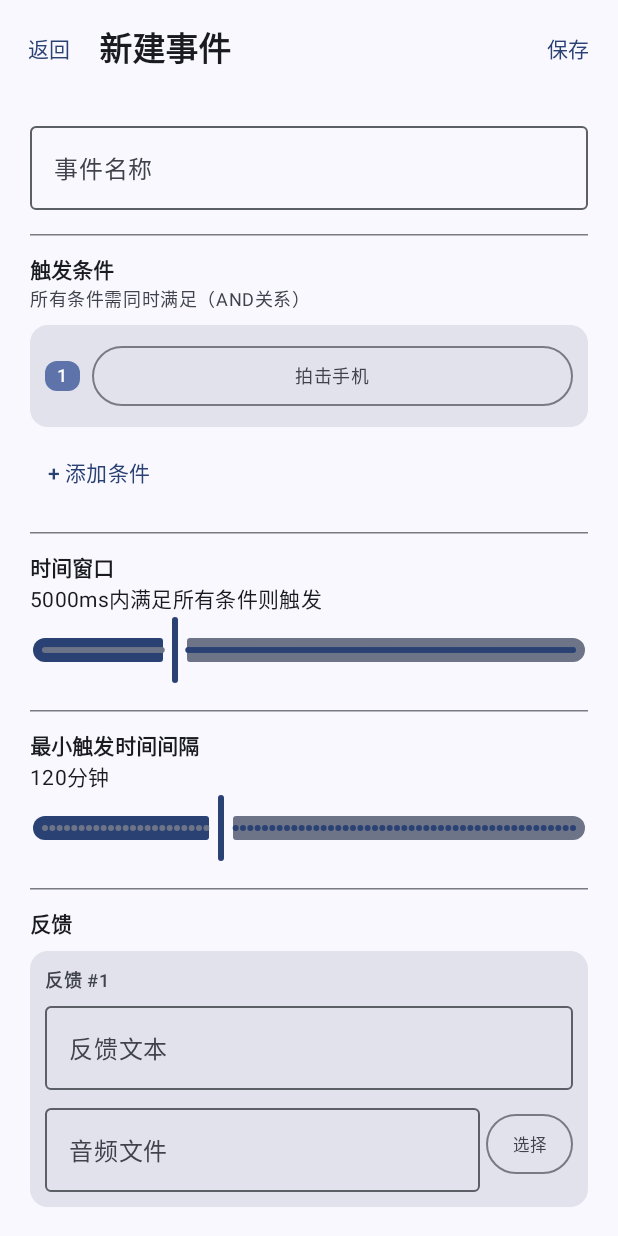
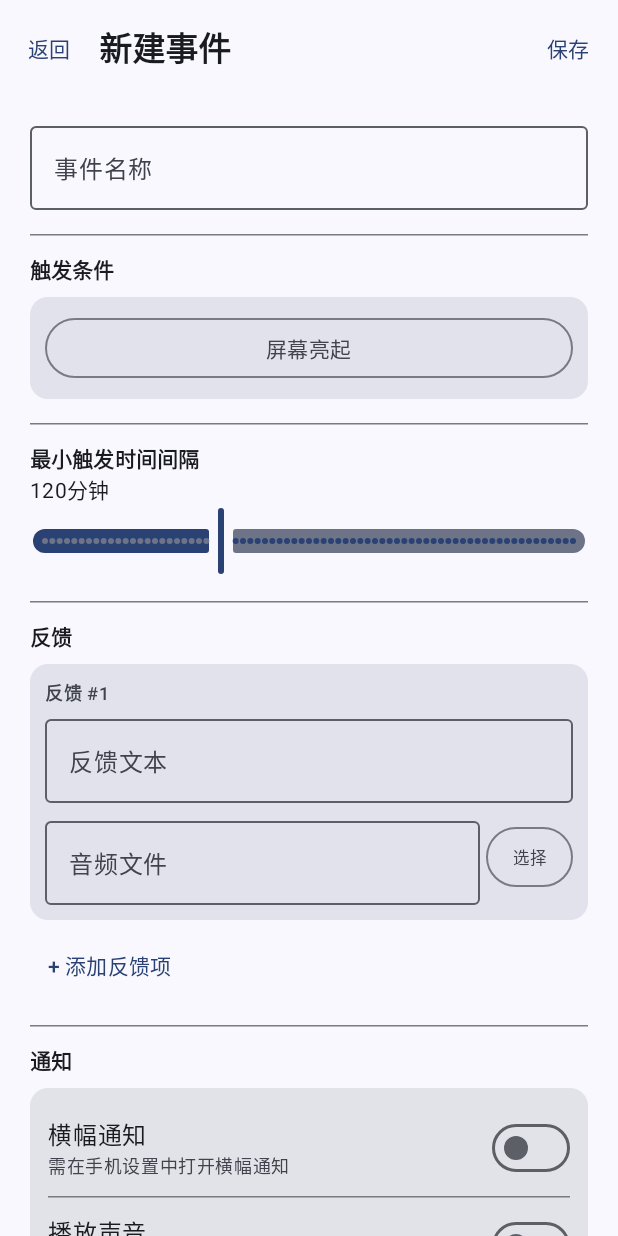
Before and after one commit to ye0619/Pat, an Android app built with Jetpack Compose: the composable NewEventScreen shown on its own in the app's theme, on a phone screen of 412 x 824 dp. Run offline under Robolectric (Android 15) with nearby library versions, the light colour scheme and no system bars.

Commit message:
fix:事件触发逻辑

```diff
--- a/app/src/main/java/com/example/pat/MainActivity.kt
+++ b/app/src/main/java/com/example/pat/MainActivity.kt
@@ -22,6 +22,7 @@ import com.example.pat.service.CompanionForegroundService
 import com.example.pat.ui.EditEventScreen
 import com.example.pat.ui.EventListScreen
 import com.example.pat.ui.HomeScreen
+import com.example.pat.ui.ClickTracker
 import com.example.pat.ui.NewEventScreen
 import com.example.pat.ui.PresetEditScreen
 import com.example.pat.ui.navigation.Screen
@@ -56,6 +57,7 @@ class MainActivity : ComponentActivity() {
         setContent {
             val screen = currentScreen; refreshTrigger
             PatTheme {
+                ClickTracker {
                 when (screen) {
                     is Screen.Home -> {
                         val svc = CompanionForegroundServiceHolder.instance
@@ -123,6 +125,7 @@ class MainActivity : ComponentActivity() {
                         )
                     }
                 }
+                }
             }
         }
         Log.i(TAG, "MainActivity v4 unified events created")
--- a/app/src/main/java/com/example/pat/engine/RuleEngineV2.kt
+++ b/app/src/main/java/com/example/pat/engine/RuleEngineV2.kt
@@ -146,11 +146,11 @@ class RuleEngineV2(
     }
 
     private fun evaluateEventDefinitions(atomicType: AtomicEventType, now: Long): List<PriorityResolver.MatchedRule> {
+        // 只评估条件中包含当前事件类型的自定义事件，避免无关事件触发误判
         val defs = definitionRepository.loadAll()
-            .filter { it.enabled && !it.isPreset && it.conditions.isNotEmpty() }
+            .filter { it.enabled && !it.isPreset && it.conditions.any { c -> c.atomicType == atomicType } }
 
         return defs.mapNotNull { def ->
-            // 所有条件 AND：全部满足才触发
             val satisfied = if (def.conditions.size == 1)
                 evaluator.evaluate(def.conditions.first(), def.timeWindowMs, now)
             else
--- a/app/src/main/java/com/example/pat/event/AtomicEvent.kt
+++ b/app/src/main/java/com/example/pat/event/AtomicEvent.kt
@@ -77,8 +77,11 @@ sealed class AtomicEvent {
         val hour: Int
     ) : AtomicEvent()
 
-    /** 屏幕点击（需要无障碍服务，默认关闭） */
+    /** 屏幕点击（应用内检测） */
     data class Click(override val timestamp: Long) : AtomicEvent()
+
+    /** 长按屏幕（应用内检测） */
+    data class LongPress(override val timestamp: Long) : AtomicEvent()
 }
 
 /**
@@ -96,4 +99,5 @@ fun AtomicEvent.toType(): AtomicEventType = when (this) {
     is AtomicEvent.LongUsage -> AtomicEventType.LONG_USAGE
     is AtomicEvent.LateNight -> AtomicEventType.LATE_NIGHT
     is AtomicEvent.Click -> AtomicEventType.CLICK
+    is AtomicEvent.LongPress -> AtomicEventType.LONG_PRESS
 }
--- a/app/src/main/java/com/example/pat/model/EventDefinition.kt
+++ b/app/src/main/java/com/example/pat/model/EventDefinition.kt
@@ -24,18 +24,16 @@ data class EventDefinition(
         else conditions.joinToString("、") { it.displayText }
 
     companion object {
-        /** 预设事件占用的条件类型，自定义事件不可选用 */
-        val PRESET_CONDITION_TYPES: Set<AtomicEventType> = setOf(
-            AtomicEventType.SHAKE,
-            AtomicEventType.DROP,
-            AtomicEventType.CHARGE_START,
-            AtomicEventType.BATTERY_LEVEL,
-            AtomicEventType.LONG_USAGE
+        /** 排除的条件类型：预设占用 + IMPACT(拍击) */
+        private val EXCLUDED_TYPES: Set<AtomicEventType> = setOf(
+            AtomicEventType.SHAKE, AtomicEventType.DROP,
+            AtomicEventType.CHARGE_START, AtomicEventType.BATTERY_LEVEL,
+            AtomicEventType.LONG_USAGE, AtomicEventType.IMPACT
         )
 
-        /** 自定义事件可选的条件类型 */
+        /** 自定义事件可选的条件类型（单条件） */
         val AVAILABLE_CONDITION_TYPES: List<AtomicEventType> =
-            AtomicEventType.entries.filter { it !in PRESET_CONDITION_TYPES }
+            AtomicEventType.entries.filter { it !in EXCLUDED_TYPES }
 
         fun fromEventConfig(config: EventConfig, reactions: List<ReactionItem>): EventDefinition {
             val condition = ConditionDef.fromEventType(config.eventType, config.threshold)
--- a/app/src/main/java/com/example/pat/response/ResponseManager.kt
+++ b/app/src/main/java/com/example/pat/response/ResponseManager.kt
@@ -88,7 +88,9 @@ class ResponseManager(
         Log.i(TAG, "Executing reaction: text=\"$displayText\" audio=\"$audioPath\"")
 
         // 1. 通知反馈
-        if (notification.enabled && displayText.isNotBlank()) {
+        val showNotif = notification.headsUp || notification.lockScreen
+                || notification.playFeedbackAudio || notification.vibration
+        if (showNotif && displayText.isNotBlank()) {
             notificationService.show(
                 title = "Pat",
                 text = displayText,
--- a/app/src/main/java/com/example/pat/ui/NewEventScreen.kt
+++ b/app/src/main/java/com/example/pat/ui/NewEventScreen.kt
@@ -18,8 +18,7 @@ import com.example.pat.model.*
 
 /**
  * 新建/编辑事件界面。
- * 简化版：移除 AND/OR 组合，仅支持平铺条件列表。
- * 可选条件排除预设事件已占用的类型。
+ * 单条件选择，无 AND/OR 组合，无时间窗口。
  */
 @OptIn(ExperimentalMaterial3Api::class)
 @Composable
@@ -33,12 +32,10 @@ fun NewEventScreen(
     val context = LocalContext.current
 
     var name by remember { mutableStateOf(existing?.name ?: "") }
-    var conditions by remember {
-        mutableStateOf(existing?.conditions?.toMutableList() ?: mutableListOf(
-            ConditionDef(EventDefinition.AVAILABLE_CONDITION_TYPES.first())
-        ))
+    var condition by remember {
+        mutableStateOf(existing?.conditions?.firstOrNull()
+            ?: ConditionDef(EventDefinition.AVAILABLE_CONDITION_TYPES.first()))
     }
-    var timeWindowMs by remember { mutableFloatStateOf((existing?.timeWindowMs ?: 5000L) / 1000f) }
     var minInterval by remember { mutableFloatStateOf((existing?.minIntervalMinutes ?: 120).toFloat()) }
     var reactions by remember {
         mutableStateOf(existing?.reactions?.toMutableList() ?: mutableListOf(ReactionItem()))
@@ -70,8 +67,8 @@ fun NewEventScreen(
                     onSave(EventDefinition(
                         id = existing?.id ?: "", name = name.ifBlank { "未命名事件" },
                         enabled = existing?.enabled ?: false, isPreset = false,
-                        conditions = conditions.filter { it.atomicType in EventDefinition.AVAILABLE_CONDITION_TYPES },
-                        timeWindowMs = (timeWindowMs * 1000).toLong(),
+                        conditions = listOf(condition),
+                        timeWindowMs = 5000L,
                         reactions = reactions.filter { it.text.isNotBlank() || it.audioPath.isNotBlank() },
                         notification = NotificationConfig(notif, headsUp, playAudio, vibrate, lockScreen),
                         minIntervalMinutes = minInterval.toInt()
@@ -85,46 +82,18 @@ fun NewEventScreen(
 
             // 1. 事件名称
             OutlinedTextField(name, { name = it }, label = { Text("事件名称") },
-                placeholder = { Text("例：睡觉提醒") }, singleLine = true,
-                modifier = Modifier.fillMaxWidth())
+                placeholder = { Text("例：睡觉提醒") }, singleLine = true, modifier = Modifier.fillMaxWidth())
 
             Spacer(Modifier.height(16.dp)); HorizontalDivider(); Spacer(Modifier.height(12.dp))
 
-            // 2. 触发条件
+            // 2. 触发条件（单条件）
             Text("触发条件", style = MaterialTheme.typography.titleSmall, fontWeight = FontWeight.Bold)
-            Text("所有条件需同时满足（AND关系）",
-                style = MaterialTheme.typography.bodySmall, color = MaterialTheme.colorScheme.onSurfaceVariant)
             Spacer(Modifier.height(8.dp))
-
-            conditions.forEachIndexed { idx, cond ->
-                // 只显示可用条件类型
-                SimpleConditionCard(cond, idx + 1, { updated ->
-                    conditions = conditions.toMutableList().also { it[idx] = updated }
-                }, {
-                    if (conditions.size > 1)
-                        conditions = conditions.toMutableList().also { it.removeAt(idx) }
-                }, conditions.size > 1)
-                Spacer(Modifier.height(6.dp))
-            }
-
-            TextButton(onClick = {
-                conditions = conditions.toMutableList().also {
-                    it.add(ConditionDef(EventDefinition.AVAILABLE_CONDITION_TYPES.first()))
-                }
-            }) { Text("+ 添加条件") }
+            SingleConditionCard(condition) { condition = it }
 
             Spacer(Modifier.height(16.dp)); HorizontalDivider(); Spacer(Modifier.height(12.dp))
 
-            // 3. 时间窗口
-            Text("时间窗口", style = MaterialTheme.typography.titleSmall, fontWeight = FontWeight.Bold)
-            Text("${(timeWindowMs * 1000).toInt()}ms内满足所有条件则触发",
-                style = MaterialTheme.typography.bodyMedium)
-            Slider(timeWindowMs, { v -> timeWindowMs = v }, valueRange = 0.1f..20f, steps = 198,
-                modifier = Modifier.fillMaxWidth())
-
-            Spacer(Modifier.height(16.dp)); HorizontalDivider(); Spacer(Modifier.height(12.dp))
-
-            // 4. 最小触发时间间隔
+            // 3. 最小触发时间间隔
             Text("最小触发时间间隔", style = MaterialTheme.typography.titleSmall, fontWeight = FontWeight.Bold)
             Text("${minInterval.toInt()}分钟", style = MaterialTheme.typography.bodyMedium)
             Slider(minInterval, { v -> minInterval = v }, valueRange = 0f..360f, steps = 71,
@@ -132,7 +101,7 @@ fun NewEventScreen(
 
             Spacer(Modifier.height(16.dp)); HorizontalDivider(); Spacer(Modifier.height(12.dp))
 
-            // 5. 反馈
+            // 4. 反馈
             Text("反馈", style = MaterialTheme.typography.titleSmall, fontWeight = FontWeight.Bold)
             Spacer(Modifier.height(8.dp))
             reactions.forEachIndexed { idx, item ->
@@ -147,7 +116,7 @@ fun NewEventScreen(
 
             Spacer(Modifier.height(16.dp)); HorizontalDivider(); Spacer(Modifier.height(12.dp))
 
-            // 6. 通知
+            // 5. 通知
             Text("通知", style = MaterialTheme.typography.titleSmall, fontWeight = FontWeight.Bold)
             Spacer(Modifier.height(8.dp))
             Card(Modifier.fillMaxWidth()) {
@@ -166,57 +135,36 @@ fun NewEventScreen(
     }
 }
 
-/** 简化条件卡片 —— 仅可选非预设条件类型 */
 @Composable
-private fun SimpleConditionCard(
-    cond: ConditionDef, index: Int, onUpdate: (ConditionDef) -> Unit,
-    onRemove: () -> Unit, canRemove: Boolean
-) {
+private fun SingleConditionCard(cond: ConditionDef, onUpdate: (ConditionDef) -> Unit) {
     Card(Modifier.fillMaxWidth(), colors = CardDefaults.cardColors(
         containerColor = MaterialTheme.colorScheme.surfaceVariant)) {
         Column(Modifier.padding(10.dp)) {
-            Row(Modifier.fillMaxWidth(), verticalAlignment = Alignment.CenterVertically) {
-                Surface(shape = MaterialTheme.shapes.small,
-                    color = MaterialTheme.colorScheme.primaryContainer) {
-                    Text("$index", Modifier.padding(horizontal = 8.dp, vertical = 2.dp),
-                        style = MaterialTheme.typography.labelMedium,
-                        color = MaterialTheme.colorScheme.onPrimaryContainer)
-                }
-                Spacer(Modifier.width(8.dp))
             var typeExpanded by remember { mutableStateOf(false) }
-                Box(Modifier.weight(1f)) {
+            Box(Modifier.fillMaxWidth()) {
                 OutlinedButton(onClick = { typeExpanded = true }, Modifier.fillMaxWidth(),
-                        contentPadding = PaddingValues(horizontal = 10.dp, vertical = 6.dp)) {
-                        Text(cond.atomicType.displayName, maxLines = 1, style = MaterialTheme.typography.bodySmall)
+                    contentPadding = PaddingValues(horizontal = 10.dp, vertical = 8.dp)) {
+                    Text(cond.atomicType.displayName, style = MaterialTheme.typography.bodyMedium)
                 }
                 DropdownMenu(typeExpanded, { typeExpanded = false }) {
                     EventDefinition.AVAILABLE_CONDITION_TYPES.forEach { type ->
-                            DropdownMenuItem(text = {
-                                Text(type.displayName, style = MaterialTheme.typography.bodyMedium)
-                            }, onClick = {
-                                val isState = type in listOf(AtomicEventType.SCREEN_ON,
-                                    AtomicEventType.SCREEN_OFF, AtomicEventType.CHARGE_STOP)
+                        DropdownMenuItem(text = { Text(type.displayName) }, onClick = {
                             onUpdate(when {
                                 type.supportsTimeRange -> cond.copy(atomicType = type, valueMin = 22, valueMax = 6)
                                 type == AtomicEventType.LONG_PRESS -> cond.copy(atomicType = type, value = 2000)
                                 type == AtomicEventType.CLICK -> cond.copy(atomicType = type, count = 3, value = 3000)
-                                    else -> cond.copy(atomicType = type, checkCurrentState = isState)
+                                else -> cond.copy(atomicType = type, checkCurrentState = false)
                             })
                             typeExpanded = false
                         })
                     }
                 }
             }
-                if (canRemove)
-                    TextButton(onClick = onRemove, contentPadding = PaddingValues(4.dp)) {
-                        Text("✕", color = MaterialTheme.colorScheme.error, style = MaterialTheme.typography.labelSmall)
-                    }
-            }
 
             // 参数编辑
             when {
                 cond.atomicType == AtomicEventType.CLICK -> {
-                    Spacer(Modifier.height(4.dp))
+                    Spacer(Modifier.height(8.dp))
                     var ct by remember(cond.count) { mutableStateOf(cond.count.toString()) }
                     Row(verticalAlignment = Alignment.CenterVertically) {
                         Text("次数:", style = MaterialTheme.typography.bodySmall)
@@ -225,14 +173,14 @@ private fun SimpleConditionCard(
                             f.toIntOrNull()?.coerceIn(1, 99)?.let { onUpdate(cond.copy(count = it)) }
                         }, Modifier.width(60.dp), singleLine = true, textStyle = MaterialTheme.typography.bodySmall)
                         Spacer(Modifier.width(8.dp))
-                        val detectMs = cond.value ?: 3000
-                        Text("检测时间: ${detectMs}ms", style = MaterialTheme.typography.bodySmall)
-                        Slider(detectMs.toFloat(), { v -> onUpdate(cond.copy(value = v.toInt())) },
+                        val ms = cond.value ?: 3000
+                        Text("检测时间: ${ms}ms", style = MaterialTheme.typography.bodySmall)
+                        Slider(ms.toFloat(), { v -> onUpdate(cond.copy(value = v.toInt())) },
                             valueRange = 100f..10000f, steps = 98, modifier = Modifier.weight(1f))
                     }
                 }
                 cond.atomicType == AtomicEventType.LONG_PRESS -> {
-                    Spacer(Modifier.height(4.dp))
+                    Spacer(Modifier.height(8.dp))
                     Row(verticalAlignment = Alignment.CenterVertically) {
                         Text("按住时长:", style = MaterialTheme.typography.bodySmall)
                         var vt by remember(cond.value ?: 2000) { mutableStateOf((cond.value ?: 2000).toString()) }
@@ -246,7 +194,7 @@ private fun SimpleConditionCard(
                         valueRange = 1000f..5000f, modifier = Modifier.fillMaxWidth())
                 }
                 cond.atomicType.supportsTimeRange -> {
-                    Spacer(Modifier.height(4.dp))
+                    Spacer(Modifier.height(8.dp))
                     Row(verticalAlignment = Alignment.CenterVertically) {
                         Text("时段: ", style = MaterialTheme.typography.bodySmall)
                         HourPicker(cond.valueMin ?: 22) { onUpdate(cond.copy(valueMin = it)) }
@@ -257,16 +205,6 @@ private fun SimpleConditionCard(
                 }
             }
 
-            // 状态事件：查询当前状态
-            val isState = cond.atomicType in listOf(AtomicEventType.SCREEN_ON,
-                AtomicEventType.SCREEN_OFF, AtomicEventType.CHARGE_STOP)
-            if (isState) {
-                Row(verticalAlignment = Alignment.CenterVertically) {
-                    Checkbox(cond.checkCurrentState, { onUpdate(cond.copy(checkCurrentState = it)) })
-                    Text("查询当前状态", style = MaterialTheme.typography.labelSmall,
-                        color = MaterialTheme.colorScheme.onSurfaceVariant)
-                }
-            }
         }
     }
 }
```
Also changed, not shown: app/src/main/java/com/example/pat/ui/ClickTracker.kt (added, +24 -0 lines), app/src/main/java/com/example/pat/ui/EditEventScreen.kt (+31 -7 lines). Lines whose indentation alone changed are shown as unchanged.
